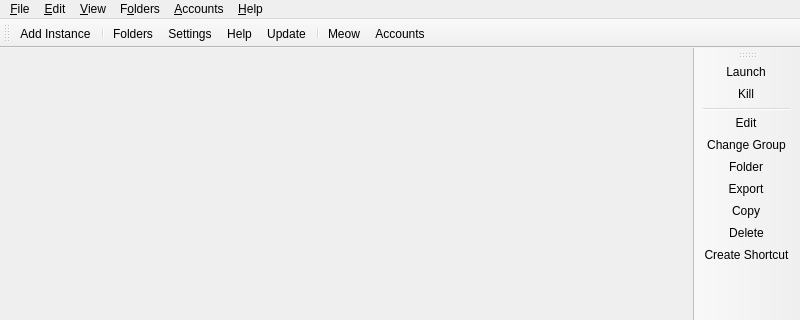
First picture: the form in launcher/ui/MainWindow.ui, repository luciferstudios/LuciferClientv1, before the edit; both pictures show x 0 to 800 and y 0 to 320 of the 800 by 600 pixel window.
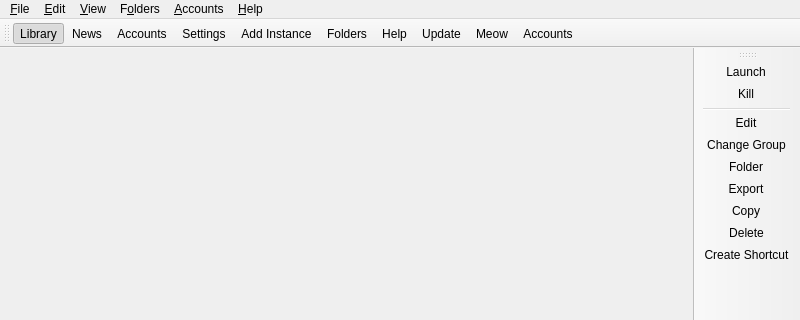
Second picture: the form after the edit. Icons and pictures are not drawn. Custom widgets are drawn as their Qt base class.

```diff
--- a/launcher/ui/MainWindow.ui
+++ b/launcher/ui/MainWindow.ui
@@ -49,13 +49,14 @@
    <attribute name="toolBarBreak">
     <bool>false</bool>
    </attribute>
+   <addaction name="actionLibraryTab"/>
+   <addaction name="actionNewsTab"/>
+   <addaction name="actionAccountsTab"/>
+   <addaction name="actionSettings"/>
    <addaction name="actionAddInstance"/>
-   <addaction name="separator"/>
    <addaction name="actionFoldersButton"/>
-   <addaction name="actionSettings"/>
    <addaction name="actionHelpButton"/>
    <addaction name="actionCheckUpdate"/>
-   <addaction name="separator"/>
    <addaction name="actionCAT"/>
    <addaction name="actionAccountsButton"/>
   </widget>
@@ -244,6 +245,36 @@
     <string>Open the development blog to read more news about %1.</string>
    </property>
   </action>
+  <action name="actionLibraryTab">
+   <property name="checkable">
+    <bool>true</bool>
+   </property>
+   <property name="checked">
+    <bool>true</bool>
+   </property>
+   <property name="text">
+    <string>Library</string>
+   </property>
+   <property name="toolTip">
+    <string>Your instances.</string>
+   </property>
+  </action>
+  <action name="actionNewsTab">
+   <property name="text">
+    <string>News</string>
+   </property>
+   <property name="toolTip">
+    <string>Read the latest news about %1.</string>
+   </property>
+  </action>
+  <action name="actionAccountsTab">
+   <property name="text">
+    <string>Accounts</string>
+   </property>
+   <property name="toolTip">
+    <string>Add, remove and switch Minecraft accounts.</string>
+   </property>
+  </action>
   <action name="actionCAT">
    <property name="checkable">
     <bool>true</bool>
```
